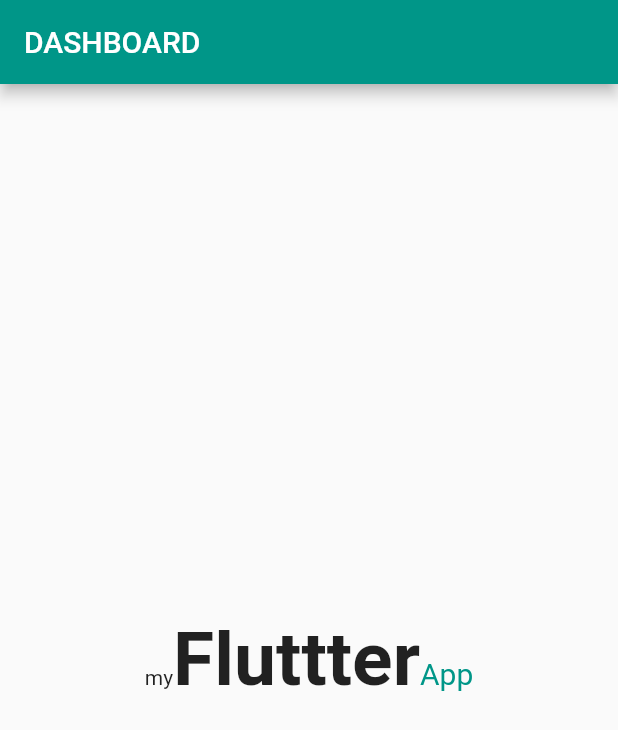
After one commit to HanZawNyein/flutter__source_learn, a Flutter app: the screen it shows after launch, on a phone screen of 412 x 824 dp. The commit adds this screen. Shown: the top 730 px of the screen. Run offline on Flutter 3.47's test engine with Material 2 defaults, Android fonts, the phone set to English and light mode, and no system bars.

Commit message:
extract componennt

```diff
--- /dev/null
+++ b/lib/screens/dashboard.dart
@@ -0,0 +1,26 @@
+import 'package:flutter/material.dart';
+
+class Dashboard extends StatelessWidget {
+  const Dashboard({super.key});
+
+  @override
+  Widget build(BuildContext context) {
+    return Scaffold(
+      appBar: AppBar(
+        title: Text("Dashboard".toUpperCase()),
+        // backgroundColor: Colors.teal,
+      ),
+      body: const Center(
+          child: Text.rich(
+        TextSpan(text: "my", children: [
+          TextSpan(
+              text: 'Fluttter',
+              style: TextStyle(fontSize: 50.0, fontWeight: FontWeight.bold)),
+          TextSpan(
+              text: 'App',
+              style: TextStyle(fontSize: 20.0, color: Colors.teal)),
+        ]),
+      )),
+    );
+  }
+}
```
Also changed, not shown: lib/main.dart (+5 -32 lines).
